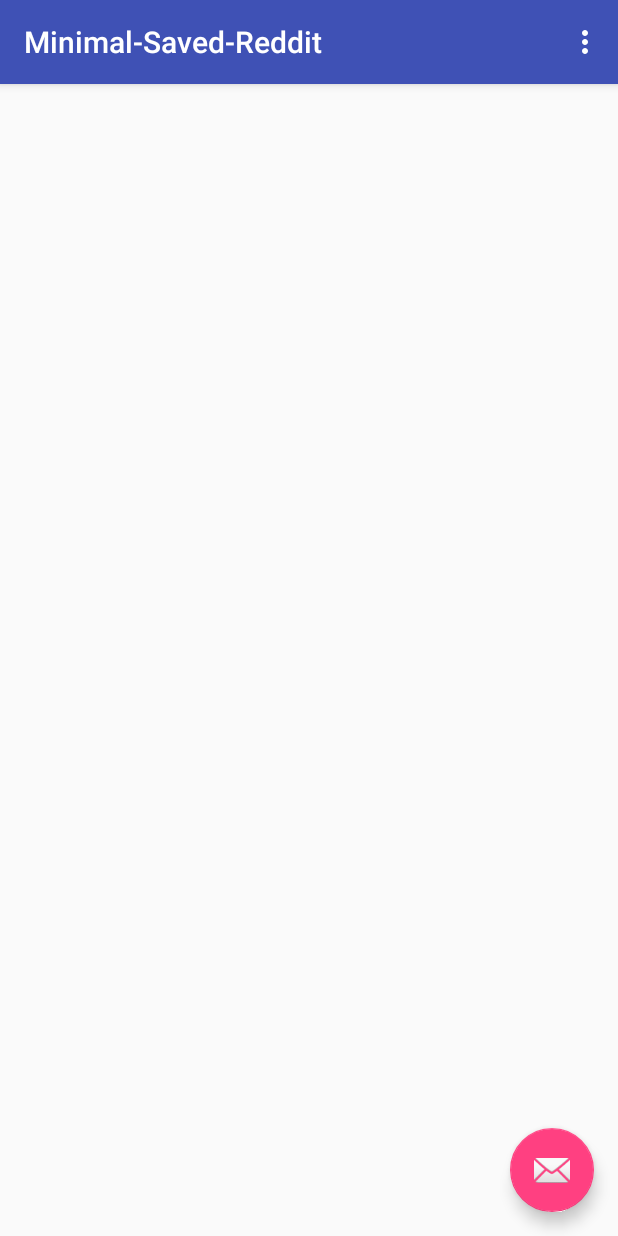
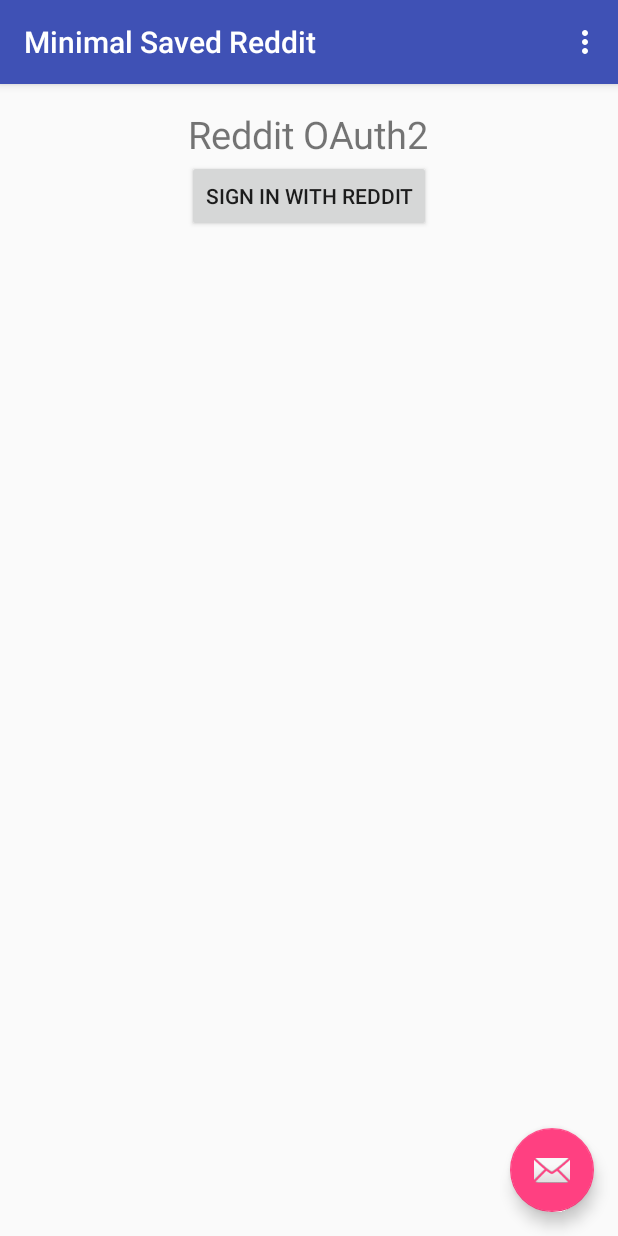
Before and after one commit to pratik98/Reddit-Saved-Posts-Offline, an Android app: the screen it shows after launch (MainActivity before the commit, LoginAuthenticate after it), on a phone screen of 412 x 824 dp. Run offline under Robolectric (Android 15) with nearby library versions, the phone set to English and light mode, and no system bars.

Commit message:
integrated oauth with UI

```diff
--- /dev/null
+++ b/app/src/main/java/io/github/pratik98/minimal_saved_reddit/LoginAuthenticate.java
@@ -0,0 +1,185 @@
+package io.github.pratik98.minimal_saved_reddit;
+
+import android.app.Activity;
+import android.app.Dialog;
+import android.content.Context;
+import android.content.Intent;
+import android.content.SharedPreferences;
+import android.graphics.Bitmap;
+import android.net.Uri;
+import android.os.Bundle;
+import android.support.design.widget.FloatingActionButton;
+import android.support.design.widget.Snackbar;
+import android.support.v7.app.AppCompatActivity;
+import android.support.v7.widget.Toolbar;
+import android.util.Log;
+import android.view.Menu;
+import android.view.MenuItem;
+import android.view.View;
+import android.webkit.WebView;
+import android.webkit.WebViewClient;
+import android.widget.Button;
+import android.widget.TextView;
+import android.widget.Toast;
+
+import org.json.JSONException;
+import org.json.JSONObject;
+
+import java.util.UUID;
+
+/**
+ * Created by 20080048 on 11/27/2015.
+ */
+public class LoginAuthenticate extends AppCompatActivity {
+
+    private static String CLIENT_ID = "";
+    private static String CLIENT_SECRET ="";
+    private static String REDIRECT_URI="http://pratik98.github.io";
+    private static String GRANT_TYPE="https://oauth.reddit.com/grants/installed_client";
+    private static String GRANT_TYPE2="authorization_code";
+    private static String TOKEN_URL ="access_token";
+    private static String OAUTH_URL ="https://www.reddit.com/api/v1/authorize";
+    private static String OAUTH_SCOPE="identity,history";
+    private static String DURATION = "permanent";
+
+    WebView web;
+    Button auth;
+    SharedPreferences pref;
+    TextView Access;
+    Dialog auth_dialog;
+    String DEVICE_ID = UUID.randomUUID().toString();
+    String authCode;
+    Boolean isRedirected;
+    boolean authComplete = false;
+    JSONObject savedposts;
+    Intent resultIntent = new Intent();
+
+    @Override
+    protected void onCreate(Bundle savedInstanceState) {
+        super.onCreate(savedInstanceState);
+        setContentView(R.layout.login_layout);
+        Toolbar toolbar = (Toolbar) findViewById(R.id.toolbar);
+        setSupportActionBar(toolbar);
+
+        pref = getSharedPreferences("AppPref", MODE_PRIVATE);
+        Access =(TextView)findViewById(R.id.Access);
+        auth = (Button)findViewById(R.id.auth);
+        auth.setOnClickListener(new View.OnClickListener() {
+            @Override
+            public void onClick(View arg0) {
+                // TODO Auto-generated method stub
+                auth_dialog = new Dialog(LoginAuthenticate.this);
+                auth_dialog.setContentView(R.layout.auth_dialog);
+                clearPreferences();
+                web = (WebView) auth_dialog.findViewById(R.id.webv);
+                web.getSettings().setJavaScriptEnabled(true);
+                String url = OAUTH_URL + "?client_id=" + CLIENT_ID + "&response_type=code&state=TEST&redirect_uri=" + REDIRECT_URI + "&scope=" + OAUTH_SCOPE;
+                web.loadUrl(url);
+                Toast.makeText(getApplicationContext(), "" + url, Toast.LENGTH_LONG).show();
+
+                web.setWebViewClient(new WebViewClient() {
+                    @Override
+                    public boolean shouldOverrideUrlLoading(WebView view, String url) {
+                        view.loadUrl(url);
+                        isRedirected = true;
+                        return true;
+                    }
+
+                    @Override
+                    public void onPageStarted(WebView view, String url, Bitmap favicon) {
+                        super.onPageStarted(view, url, favicon);
+                        isRedirected = false;
+
+                    }
+
+                    @Override
+                    public void onPageFinished(WebView view, String url) {
+                        super.onPageFinished(view, url);
+                        if (!isRedirected) {
+                            if (url.contains("?code=") || url.contains("&code=")) {
+
+                                Uri uri = Uri.parse(url);
+                                authCode = uri.getQueryParameter("code");
+                                Log.i("Step:1 done,CODE:", " " + authCode);
+                                authComplete = true;
+                                resultIntent.putExtra("code", authCode);
+                                LoginAuthenticate.this.setResult(Activity.RESULT_OK, resultIntent);
+                                setResult(Activity.RESULT_CANCELED, resultIntent);
+                                SharedPreferences.Editor edit = pref.edit();
+                                edit.putString("Code", authCode);
+                                edit.commit();
+                                auth_dialog.dismiss();
+                                Toast.makeText(getApplicationContext(), "Authorization Code is: " + pref.getString("Code", ""), Toast.LENGTH_SHORT).show();
+
+                                try {
+                                    new RedditRestClient(getApplicationContext()).getToken(TOKEN_URL, GRANT_TYPE2, DEVICE_ID);
+                                   // Toast.makeText(getApplicationContext(), "Access Token: " + pref.getString("token", ""), Toast.LENGTH_SHORT).show();
+
+                                } catch (JSONException e) {
+                                    e.printStackTrace();
+                                }
+
+                            } else if (url.contains("error=access_denied")) {
+                                Log.i("", "ACCESS_DENIED_HERE");
+                                resultIntent.putExtra("code", authCode);
+                                authComplete = true;
+                                setResult(Activity.RESULT_CANCELED, resultIntent);
+                                Toast.makeText(getApplicationContext(), "Error Occured", Toast.LENGTH_SHORT).show();
+                                auth_dialog.dismiss();
+                            }
+                        }
+                    }
+                });
+                auth_dialog.show();
+                auth_dialog.setTitle("Authorize");
+                auth_dialog.setCancelable(true);
+
+            }
+        });
+
+        FloatingActionButton fab = (FloatingActionButton) findViewById(R.id.fab);
+        fab.setOnClickListener(new View.OnClickListener() {
+            @Override
+            public void onClick(View view) {
+                Snackbar.make(view, "Fetching Saved Posts...", Snackbar.LENGTH_LONG)
+                        .setAction("Action", null).show();
+
+            };
+
+        });
+    }
+
+    private void clearPreferences() {
+        try {
+            pref = getSharedPreferences("AppPref", Context.MODE_PRIVATE);
+            SharedPreferences.Editor editor= pref.edit();
+            editor.clear().commit();
+        } catch (Exception e) {
+            e.printStackTrace();
+        }
+    }
+
+    @Override
+    public boolean onCreateOptionsMenu(Menu menu) {
+        // Inflate the menu; this adds items to the action bar if it is present.
+        getMenuInflater().inflate(R.menu.menu_main, menu);
+        return true;
+    }
+
+    @Override
+    public boolean onOptionsItemSelected(MenuItem item) {
+        // Handle action bar item clicks here. The action bar will
+        // automatically handle clicks on the Home/Up button, so long
+        // as you specify a parent activity in AndroidManifest.xml.
+        int id = item.getItemId();
+
+        //noinspection SimplifiableIfStatement
+        if (id == R.id.action_settings) {
+            return true;
+        }
+
+        return super.onOptionsItemSelected(item);
+    }
+
+
+}
--- /dev/null
+++ b/app/src/main/res/layout/login_content.xml
@@ -0,0 +1,40 @@
+<?xml version="1.0" encoding="utf-8"?>
+<RelativeLayout xmlns:android="http://schemas.android.com/apk/res/android"
+    xmlns:tools="http://schemas.android.com/tools"
+    xmlns:app="http://schemas.android.com/apk/res-auto" android:layout_width="match_parent"
+    android:layout_height="match_parent" android:paddingLeft="@dimen/activity_horizontal_margin"
+    android:paddingRight="@dimen/activity_horizontal_margin"
+    android:paddingTop="@dimen/activity_vertical_margin"
+    android:paddingBottom="@dimen/activity_vertical_margin"
+    app:layout_behavior="@string/appbar_scrolling_view_behavior"
+    tools:showIn="@layout/activity_main" tools:context=".MainActivity">
+
+    <LinearLayout xmlns:android="http://schemas.android.com/apk/res/android"
+        xmlns:tools="http://schemas.android.com/tools"
+        android:layout_width="match_parent"
+        android:layout_height="match_parent"
+        android:orientation="vertical"
+        tools:context=".MainActivity" >
+        <TextView
+            android:layout_width="wrap_content"
+            android:layout_height="wrap_content"
+            android:layout_gravity="center"
+            android:textSize="25sp"
+            android:text="Reddit OAuth2" />
+        <Button
+            android:layout_width="wrap_content"
+            android:layout_height="wrap_content"
+            android:layout_gravity="center"
+            android:id="@+id/auth"
+            android:text="Sign in with Reddit" />
+        <TextView
+            android:layout_width="wrap_content"
+            android:layout_height="wrap_content"
+            android:id="@+id/Access"
+            android:autoLink="all"
+            android:textIsSelectable="true"
+            android:layout_gravity="center"
+            android:textSize="10sp"/>
+
+    </LinearLayout>
+</RelativeLayout>
--- /dev/null
+++ b/app/src/main/res/layout/login_layout.xml
@@ -0,0 +1,25 @@
+<?xml version="1.0" encoding="utf-8"?>
+<android.support.design.widget.CoordinatorLayout
+    xmlns:android="http://schemas.android.com/apk/res/android"
+    xmlns:app="http://schemas.android.com/apk/res-auto"
+    xmlns:tools="http://schemas.android.com/tools" android:layout_width="match_parent"
+    android:layout_height="match_parent" android:fitsSystemWindows="true"
+    tools:context=".MainActivity">
+
+    <android.support.design.widget.AppBarLayout android:layout_height="wrap_content"
+        android:layout_width="match_parent" android:theme="@style/AppTheme.AppBarOverlay">
+
+        <android.support.v7.widget.Toolbar android:id="@+id/toolbar"
+            android:layout_width="match_parent" android:layout_height="?attr/actionBarSize"
+            android:background="?attr/colorPrimary" app:popupTheme="@style/AppTheme.PopupOverlay" />
+
+    </android.support.design.widget.AppBarLayout>
+
+    <include layout="@layout/login_content" />
+
+    <android.support.design.widget.FloatingActionButton android:id="@+id/fab"
+        android:layout_width="wrap_content" android:layout_height="wrap_content"
+        android:layout_gravity="bottom|end" android:layout_margin="@dimen/fab_margin"
+        android:src="@android:drawable/ic_dialog_email" />
+
+</android.support.design.widget.CoordinatorLayout>
```
Also changed, not shown: app/src/main/AndroidManifest.xml (+11 -1 lines), app/src/main/java/io/github/pratik98/minimal_saved_reddit/MainActivity.java (+14 -7 lines), app/src/main/java/io/github/pratik98/minimal_saved_reddit/RedditRestClient.java (added, +260 -0 lines), app/src/main/res/layout/auth_dialog.xml (added, +11 -0 lines), app/src/main/res/layout/content_main.xml (+11 -3 lines), 1 other file.
